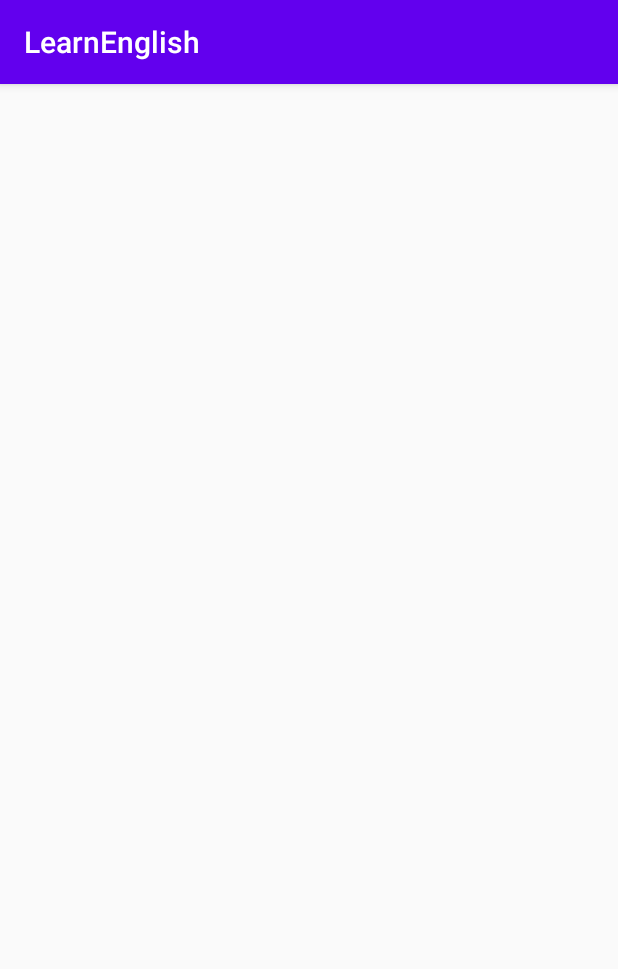
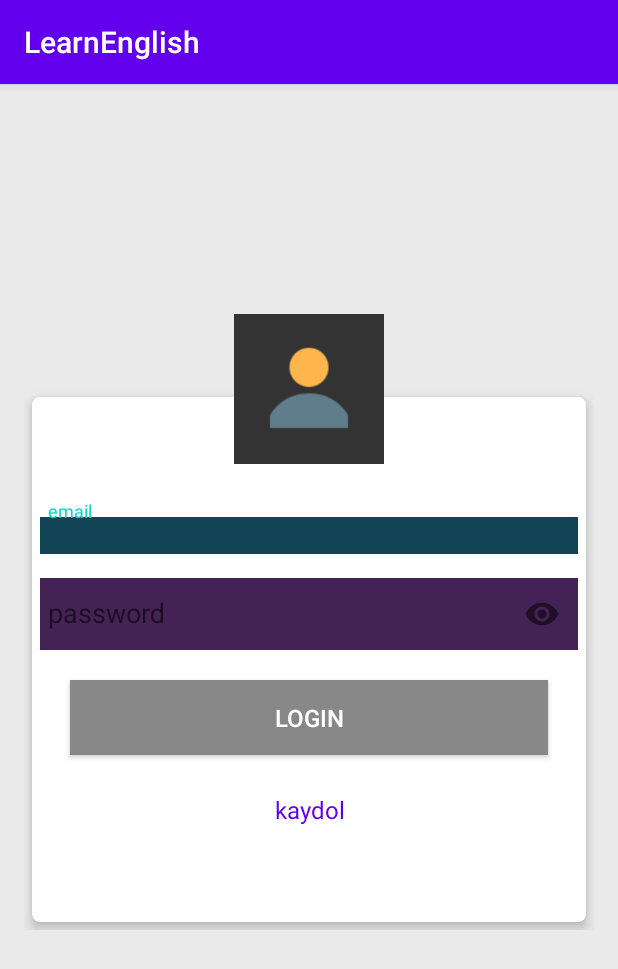
Before and after one commit to tugayyildiz/YMU-416-LEARN-ENGLISH-PROJECT-, an Android app: the LoginActivity screen opened directly, with no data from a screen before it, on a phone screen of 412 x 824 dp. Shown: the top 969 px of the screen. Run offline under Robolectric (Android 15) with nearby library versions, the phone set to English and light mode, and no system bars.

Commit message:
feat:Case-2-F1 Kullanıcı Adı Şifre Giriş Ekranı Tasarımı oluşturuldu

```diff
--- a/codes/LearnEnglish/app/build.gradle
+++ b/codes/LearnEnglish/app/build.gradle
@@ -26,6 +26,8 @@ dependencies {
     implementation fileTree(dir: "libs", include: ["*.jar"])
     implementation 'androidx.appcompat:appcompat:1.2.0'
     implementation 'androidx.constraintlayout:constraintlayout:2.0.4'
+    implementation 'androidx.cardview:cardview:1.0.0'
+    implementation 'com.google.android.material:material:1.3.0'
     testImplementation 'junit:junit:4.12'
     androidTestImplementation 'androidx.test.ext:junit:1.1.2'
     androidTestImplementation 'androidx.test.espresso:espresso-core:3.3.0'
--- a/codes/LearnEnglish/app/src/main/res/layout/activity_login.xml
+++ b/codes/LearnEnglish/app/src/main/res/layout/activity_login.xml
@@ -1,9 +1,111 @@
 <?xml version="1.0" encoding="utf-8"?>
-<androidx.constraintlayout.widget.ConstraintLayout xmlns:android="http://schemas.android.com/apk/res/android"
+<RelativeLayout
+    xmlns:android="http://schemas.android.com/apk/res/android"
+    xmlns:tools="http://schemas.android.com/tools"
     xmlns:app="http://schemas.android.com/apk/res-auto"
-    xmlns:tools="http://schemas.android.com/tools"
     android:layout_width="match_parent"
     android:layout_height="match_parent"
+    android:background="#1111"
+    android:gravity="center"
+    android:padding="16dp"
     tools:context=".LoginActivity">
 
-</androidx.constraintlayout.widget.ConstraintLayout>
+    <RelativeLayout
+        android:layout_width="match_parent"
+        android:layout_height="wrap_content"
+        android:layout_gravity="center">
+
+
+
+        <androidx.cardview.widget.CardView
+            android:layout_width="match_parent"
+            android:layout_height="350dp"
+            android:layout_margin="5dp"
+            android:padding="10dp"
+            app:cardCornerRadius="5dp"
+            app:cardElevation="5dp">
+
+            <LinearLayout
+                android:layout_width="match_parent"
+                android:layout_height="wrap_content"
+                android:layout_gravity="center"
+                android:layout_margin="5dp"
+                android:orientation="vertical">
+
+                <com.google.android.material.textfield.TextInputLayout
+                    android:id="@+id/emailError"
+                    android:layout_width="match_parent"
+                    android:layout_height="wrap_content"
+                    android:layout_marginTop="5dp">
+
+                    <EditText
+                        android:id="@+id/email"
+                        android:layout_width="match_parent"
+                        android:layout_height="wrap_content"
+                        android:layout_marginTop="10dp"
+                        android:hint="email"
+                        android:inputType="textEmailAddress"
+                        android:background="#145"
+                        android:maxLines="1"
+                        android:paddingStart="5dp"
+                        android:singleLine="true"/>
+
+                </com.google.android.material.textfield.TextInputLayout>
+
+                <com.google.android.material.textfield.TextInputLayout
+                    android:id="@+id/passError"
+                    android:layout_width="match_parent"
+                    android:layout_height="wrap_content"
+                    android:layout_marginTop="5dp"
+                    app:passwordToggleEnabled="true">
+
+                    <EditText
+                        android:id="@+id/password"
+                        android:layout_width="match_parent"
+                        android:layout_height="wrap_content"
+                        android:layout_marginTop="10dp"
+                        android:hint="password"
+                        android:inputType="textPassword"
+                        android:background="#425"
+                        android:maxLines="1"
+                        android:paddingStart="5dp"
+                        android:singleLine="true"/>
+
+                </com.google.android.material.textfield.TextInputLayout>
+
+                <Button
+                    android:id="@+id/login"
+                    android:layout_width="match_parent"
+                    android:layout_height="50dp"
+                    android:layout_margin="20dp"
+                    android:background="#888"
+                    android:text="login"
+                    android:textColor="@android:color/white"
+                    android:textSize="16sp"/>
+
+                <TextView
+                    android:id="@+id/register"
+                    android:layout_width="match_parent"
+                    android:layout_height="wrap_content"
+                    android:layout_marginTop="5dp"
+                    android:gravity="center"
+                    android:text="kaydol"
+                    android:textColor="@color/colorPrimary"
+                    android:textSize="16sp"/>
+
+            </LinearLayout>
+
+        </androidx.cardview.widget.CardView>
+    </RelativeLayout>
+
+    <ImageView
+        android:id="@+id/profile"
+        android:layout_width="100dp"
+        android:layout_height="100dp"
+        android:layout_centerHorizontal="true"
+        android:layout_marginTop="-50dp"
+        android:background="#333"
+        android:padding="15dp"
+        android:src="@drawable/profile"/>
+
+</RelativeLayout>
```
Also changed, not shown: codes/LearnEnglish/app/src/main/res/drawable-v24/profile.png (added), 1 other file.
